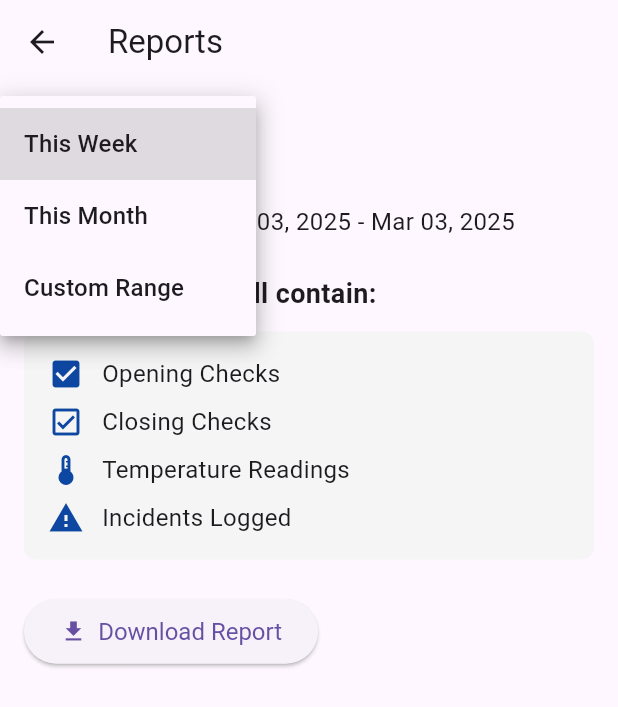
After one commit to devmad001/flutter_IOT, a Flutter app: the ReportPage screen opened directly, after a tap on "This Week", on a phone screen of 412 x 824 dp. The commit adds this screen. Shown: the top 707 px of the screen. Run offline on Flutter 3.47's test engine with Material 3 defaults, Android fonts, the phone set to English and light mode, and no system bars; our stand-ins replace data_table_2, fl_chart, flutter_dotenv, flutter_secure_storage, socket_io_client, table_calendar; accounts and stored records are empty.

Commit message:
Add report page with date range selection and download functionality
- Integrated table_calendar package for flexible date range selection
- Created ReportPage with dynamic period selection (this week, this month, custom)
- Implemented calendar view for custom date range selection
- Added report preview section with planned report contents
- Prepared download report button with placeholder functionality
- Updated sidebar layout to include Reports navigation option

```diff
--- /dev/null
+++ b/lib/report_page.dart
@@ -0,0 +1,177 @@
+import 'package:flutter/material.dart';
+import 'package:table_calendar/table_calendar.dart';
+import 'package:intl/intl.dart';
+
+class ReportPage extends StatefulWidget {
+  const ReportPage({super.key});
+
+  @override
+  State<ReportPage> createState() => _ReportPageState();
+}
+
+class _ReportPageState extends State<ReportPage> {
+  DateTime _focusedDay = DateTime.now();
+  DateTime? _selectedDay;
+  DateTime? _rangeStart;
+  DateTime? _rangeEnd;
+  String _selectedPeriod = 'thisWeek';
+  bool _isCustomDateEnabled = false;
+  bool _showDatePicker = true;
+
+  @override
+  void initState() {
+    super.initState();
+    _selectedDay = _focusedDay;
+    _updateDateRange();
+  }
+
+  void _updateDateRange() {
+    final now = DateTime.now();
+    switch (_selectedPeriod) {
+      case 'thisWeek':
+        _rangeStart = now.subtract(Duration(days: now.weekday - 1));
+        _rangeEnd = now;
+        _showDatePicker = false;
+        break;
+      case 'thisMonth':
+        _rangeStart = DateTime(now.year, now.month, 1);
+        _rangeEnd = now;
+        _showDatePicker = false;
+        break;
+      case 'custom':
+        _isCustomDateEnabled = true;
+        _showDatePicker = true;
+        break;
+    }
+  }
+
+  @override
+  Widget build(BuildContext context) {
+    return Scaffold(
+      appBar: AppBar(
+        title: const Text('Reports'),
+      ),
+      body: Padding(
+        padding: const EdgeInsets.all(16.0),
+        child: Column(
+          crossAxisAlignment: CrossAxisAlignment.start,
+          children: [
+            DropdownButton<String>(
+              value: _selectedPeriod,
+              items: const [
+                DropdownMenuItem(value: 'thisWeek', child: Text('This Week')),
+                DropdownMenuItem(value: 'thisMonth', child: Text('This Month')),
+                DropdownMenuItem(value: 'custom', child: Text('Custom Range')),
+              ],
+              onChanged: (String? newValue) {
+                if (newValue != null) {
+                  setState(() {
+                    _selectedPeriod = newValue;
+                    _updateDateRange();
+                  });
+                }
+              },
+            ),
+            const SizedBox(height: 16),
+            if (_isCustomDateEnabled && _showDatePicker) ...[
+              TableCalendar(
+                firstDay: DateTime.utc(2020, 1, 1),
+                lastDay: DateTime.utc(2030, 12, 31),
+                focusedDay: _focusedDay,
+                selectedDayPredicate: (day) => isSameDay(_selectedDay, day),
+                rangeStartDay: _rangeStart,
+                rangeEndDay: _rangeEnd,
+                calendarFormat: CalendarFormat.month,
+                rangeSelectionMode: RangeSelectionMode.enforced,
+                onDaySelected: (selectedDay, focusedDay) {
+                  setState(() {
+                    _selectedDay = selectedDay;
+                    _focusedDay = focusedDay;
+                    if (_rangeStart == null ||
+                        (_rangeStart != null && _rangeEnd != null)) {
+                      _rangeStart = selectedDay;
+                      _rangeEnd = null;
+                    } else {
+                      _rangeEnd = selectedDay;
+                      _showDatePicker = false;
+                    }
+                  });
+                },
+                onFormatChanged: (format) {
+                  setState(() {
+                    // Handle format change if needed
+                  });
+                },
+              ),
+              const SizedBox(height: 16),
+            ],
+            if (_rangeStart != null && _rangeEnd != null) ...[
+              Text(
+                'Selected Range: ${DateFormat('MMM dd, yyyy').format(_rangeStart!)} - ${DateFormat('MMM dd, yyyy').format(_rangeEnd!)}',
+                style: const TextStyle(fontSize: 16),
+              ),
+              const SizedBox(height: 24),
+              const Text(
+                'What the report will contain:',
+                style: TextStyle(
+                  fontSize: 18,
+                  fontWeight: FontWeight.bold,
+                ),
+              ),
+              const SizedBox(height: 12),
+              Container(
+                padding: const EdgeInsets.all(16),
+                decoration: BoxDecoration(
+                  color: Colors.grey[100],
+                  borderRadius: BorderRadius.circular(8),
+                ),
+                child: Column(
+                  crossAxisAlignment: CrossAxisAlignment.start,
+                  children: [
+                    _buildReportItem(Icons.check_box, 'Opening Checks'),
+                    const SizedBox(height: 8),
+                    _buildReportItem(
+                        Icons.check_box_outlined, 'Closing Checks'),
+                    const SizedBox(height: 8),
+                    _buildReportItem(Icons.thermostat, 'Temperature Readings'),
+                    const SizedBox(height: 8),
+                    _buildReportItem(Icons.report_problem, 'Incidents Logged'),
+                  ],
+                ),
+              ),
+              const SizedBox(height: 24),
+              ElevatedButton.icon(
+                onPressed: () {
+                  // TODO: Implement download functionality
+                  ScaffoldMessenger.of(context).showSnackBar(
+                    const SnackBar(content: Text('Downloading report...')),
+                  );
+                },
+                icon: const Icon(Icons.download),
+                label: const Text('Download Report'),
+                style: ElevatedButton.styleFrom(
+                  padding:
+                      const EdgeInsets.symmetric(horizontal: 24, vertical: 12),
+                  textStyle: const TextStyle(fontSize: 16),
+                ),
+              ),
+            ],
+          ],
+        ),
+      ),
+    );
+  }
+
+  Widget _buildReportItem(IconData icon, String text) {
+    return Row(
+      children: [
+        Icon(icon, color: Colors.blue[900]),
+        const SizedBox(width: 12),
+        Text(
+          text,
+          style: const TextStyle(fontSize: 16),
+        ),
+      ],
+    );
+  }
+}
--- a/lib/sidebar_layout.dart
+++ b/lib/sidebar_layout.dart
@@ -7,6 +7,7 @@ import 'create_incident.dart';
 import 'temperature.dart';
 import 'logout.dart';
 import 'team.dart';
+import 'report_page.dart';
 
 class SidebarLayout extends StatefulWidget {
   final Widget content;
@@ -123,6 +124,11 @@ class _SidebarLayoutState extends State<SidebarLayout> {
                       } else if (item['label'] == 'INCIDENTS') {
                         _navigateTo('INCIDENTS',
                             CreateIncidentPage(token: widget.token));
+                      } else if (item['label'] == 'REPORTS') {
+                        _navigateTo(
+                          'REPORTS',
+                          ReportPage(),
+                        );
                       }
                       // Add more cases if needed.
                     },
--- a/pubspec.yaml
+++ b/pubspec.yaml
@@ -41,6 +41,7 @@ dependencies:
   socket_io_client: ^2.0.3+1
   fl_chart: ^0.66.2
   data_table_2: ^2.5.10
+  table_calendar: ^3.0.9
 
 dev_dependencies:
   flutter_test:
```
Also changed, not shown: pubspec.lock.
